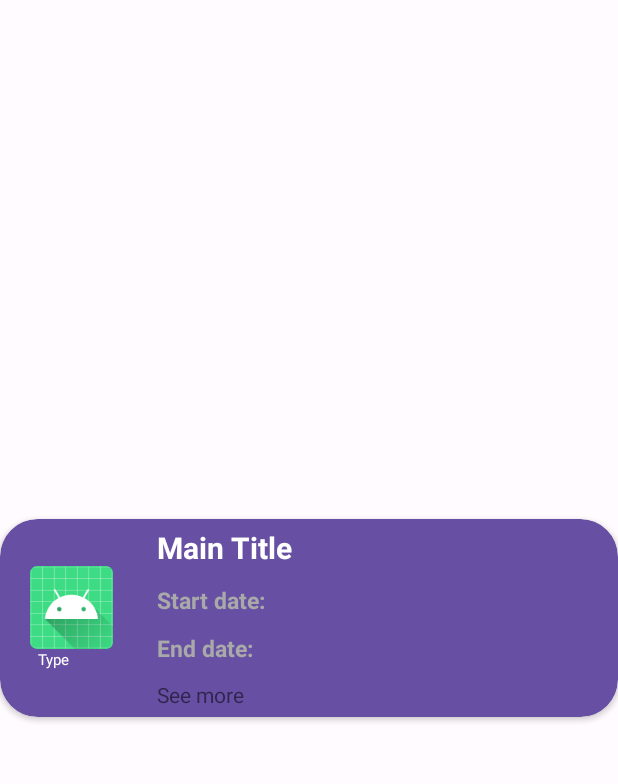
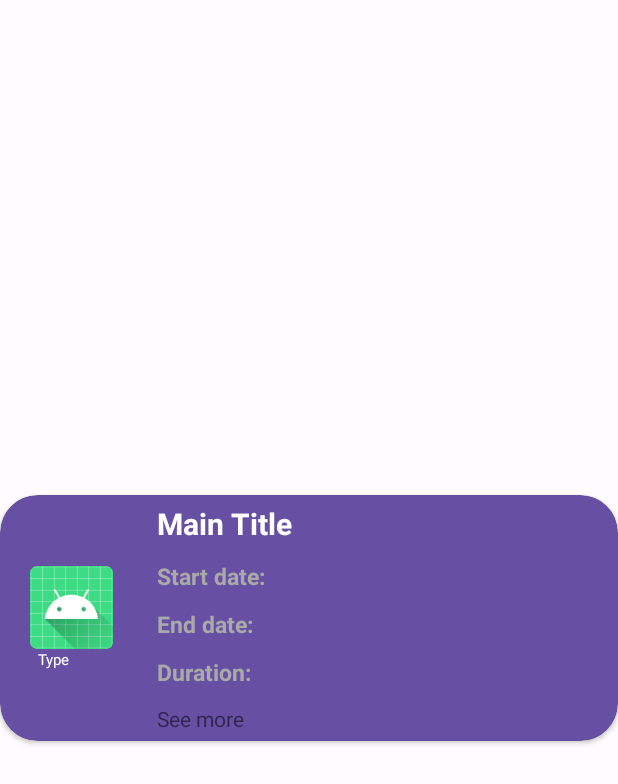
Before and after one commit to J-JohnWills/TrafficScotland, an Android app: the layout traffic_scotland_item_card.xml on its own in the app's theme, with its tools: preview values and no code run, on a phone screen of 412 x 824 dp. Shown: the top 784 px of the screen. Run offline under Robolectric (Android 15) with nearby library versions, the phone set to English and light mode, and no system bars.

Commit message:
Added duration to TrafficScotlandItem
The length of time in days has been added to TrafficScotlandItem and is
now being displayed on the items cards via the list adapter.
The duration is being worked out and added to the object when parsing the
Traffic Scotland RSS feeds as virtually all instances will need duration.

```diff
--- a/app/src/main/java/jjwilliams/trafficscotland/adapters/HomeListAdapter.java
+++ b/app/src/main/java/jjwilliams/trafficscotland/adapters/HomeListAdapter.java
@@ -20,6 +20,7 @@ import java.util.ArrayList;
 import java.util.Locale;
 
 import jjwilliams.trafficscotland.R;
+import jjwilliams.trafficscotland.helpers.DateHelper;
 import jjwilliams.trafficscotland.models.TrafficScotlandItem;
 import jjwilliams.trafficscotland.models.TrafficScotlandType;
 
@@ -32,6 +33,7 @@ public class HomeListAdapter extends ArrayAdapter<TrafficScotlandItem> {
   private TrafficScotlandItem item;
 
   SimpleDateFormat dateFormat = new SimpleDateFormat("dd/MM/yyyy", Locale.ENGLISH);
+  DateHelper dateHelper = new DateHelper();
 
   public HomeListAdapter(@NonNull Context context,
                          @NonNull ArrayList<TrafficScotlandItem> trafficScotlandItems) {
@@ -52,6 +54,7 @@ public class HomeListAdapter extends ArrayAdapter<TrafficScotlandItem> {
     TextView currentType = trafficScotlandItemCard.findViewById(R.id.home_card_type_text);
     TextView currentStartDate = trafficScotlandItemCard.findViewById(R.id.text_view_start_date);
     TextView currentEndDate = trafficScotlandItemCard.findViewById(R.id.text_view_end_date);
+    TextView duration = trafficScotlandItemCard.findViewById(R.id.text_view_duration);
 
 
     TextView seeMore = trafficScotlandItemCard.findViewById(R.id.textViewSeeMore);
@@ -73,9 +76,11 @@ public class HomeListAdapter extends ArrayAdapter<TrafficScotlandItem> {
     if (trafficScotlandItems.get(position).getType() != TrafficScotlandType.CURRENT_INCIDENT) {
       currentStartDate.append(dateFormat.format(trafficScotlandItems.get(position).getStartDate()));
       currentEndDate.append(dateFormat.format(trafficScotlandItems.get(position).getEndDate()));
+      duration.append(trafficScotlandItems.get(position).getDuration() + " Days");
     } else {
       currentStartDate.setText("Happening now!");
       currentEndDate.setText("");
+      duration.setText("");
     }
 
 
--- a/app/src/main/java/jjwilliams/trafficscotland/controllers/HomeController.java
+++ b/app/src/main/java/jjwilliams/trafficscotland/controllers/HomeController.java
@@ -18,10 +18,8 @@ import android.widget.Toast;
 import androidx.annotation.NonNull;
 import androidx.fragment.app.Fragment;
 
-import com.google.android.material.button.MaterialButton;
 import com.google.android.material.button.MaterialButtonToggleGroup;
 
-import java.net.NetworkInterface;
 import java.util.ArrayList;
 import java.util.concurrent.ExecutorService;
 import java.util.concurrent.Executors;
@@ -29,6 +27,7 @@ import java.util.concurrent.Executors;
 import jjwilliams.trafficscotland.R;
 import jjwilliams.trafficscotland.adapters.HomeListAdapter;
 import jjwilliams.trafficscotland.data.TrafficScotlandController;
+import jjwilliams.trafficscotland.helpers.DateHelper;
 import jjwilliams.trafficscotland.models.TrafficScotlandFeed;
 import jjwilliams.trafficscotland.models.TrafficScotlandItem;
 import jjwilliams.trafficscotland.models.TrafficScotlandType;
@@ -40,6 +39,7 @@ public class HomeController extends Fragment {
 
   TrafficScotlandFeed trafficScotlandFeed = new TrafficScotlandFeed();
   ArrayList<TrafficScotlandItem> trafficScotlandItems = new ArrayList<>();
+  DateHelper dateHelper = new DateHelper();
 
   private ListView listView;
   MaterialButtonToggleGroup materialButtonToggleGroup;
@@ -57,6 +57,7 @@ public class HomeController extends Fragment {
               Toast.LENGTH_LONG);
       toast.show();
     }
+
 
     View root = inflater.inflate(R.layout.fragment_home, container, false);
     listView = root.findViewById(R.id.home_list_view);
--- a/app/src/main/java/jjwilliams/trafficscotland/data/TrafficScotlandPullParser.java
+++ b/app/src/main/java/jjwilliams/trafficscotland/data/TrafficScotlandPullParser.java
@@ -87,6 +87,8 @@ public class TrafficScotlandPullParser {
                   trafficScotlandItem.setStartDate(date);
                   date = dateHelper.parseEndDate(description);
                   trafficScotlandItem.setEndDate(date);
+                  trafficScotlandItem.setDuration(dateHelper.parseDuration
+                          (trafficScotlandItem.getStartDate(), trafficScotlandItem.getEndDate()));
                 }
                 break;
               case "link":
--- a/app/src/main/res/layout/traffic_scotland_item_card.xml
+++ b/app/src/main/res/layout/traffic_scotland_item_card.xml
@@ -17,9 +17,9 @@
         <LinearLayout
             android:layout_width="wrap_content"
             android:layout_height="wrap_content"
-            android:orientation="vertical"
             android:layout_gravity="center"
             android:layout_marginStart="20dp"
+            android:orientation="vertical"
             android:paddingRight="24dp">
 
             <ImageView
@@ -32,9 +32,9 @@
                 android:id="@+id/home_card_type_text"
                 android:layout_width="match_parent"
                 android:layout_height="match_parent"
+                android:paddingLeft="5dp"
                 android:text="Type"
                 android:textColor="#fff"
-                android:paddingLeft="5dp"
                 android:textSize="10sp" />
         </LinearLayout>
 
@@ -74,6 +74,16 @@
                 android:textStyle="bold" />
 
             <TextView
+                android:id="@+id/text_view_duration"
+                android:layout_width="match_parent"
+                android:layout_height="wrap_content"
+                android:layout_margin="5dp"
+                android:text="Duration: "
+                android:textColor="#a9a9a9"
+                android:textSize="15sp"
+                android:textStyle="bold" />
+
+            <TextView
                 android:id="@+id/textViewSeeMore"
                 android:layout_width="match_parent"
                 android:layout_height="wrap_content"
```
Also changed, not shown: app/src/main/java/jjwilliams/trafficscotland/helpers/DateHelper.java (+12 -0 lines), app/src/main/java/jjwilliams/trafficscotland/models/TrafficScotlandItem.java (+13 -1 lines).
